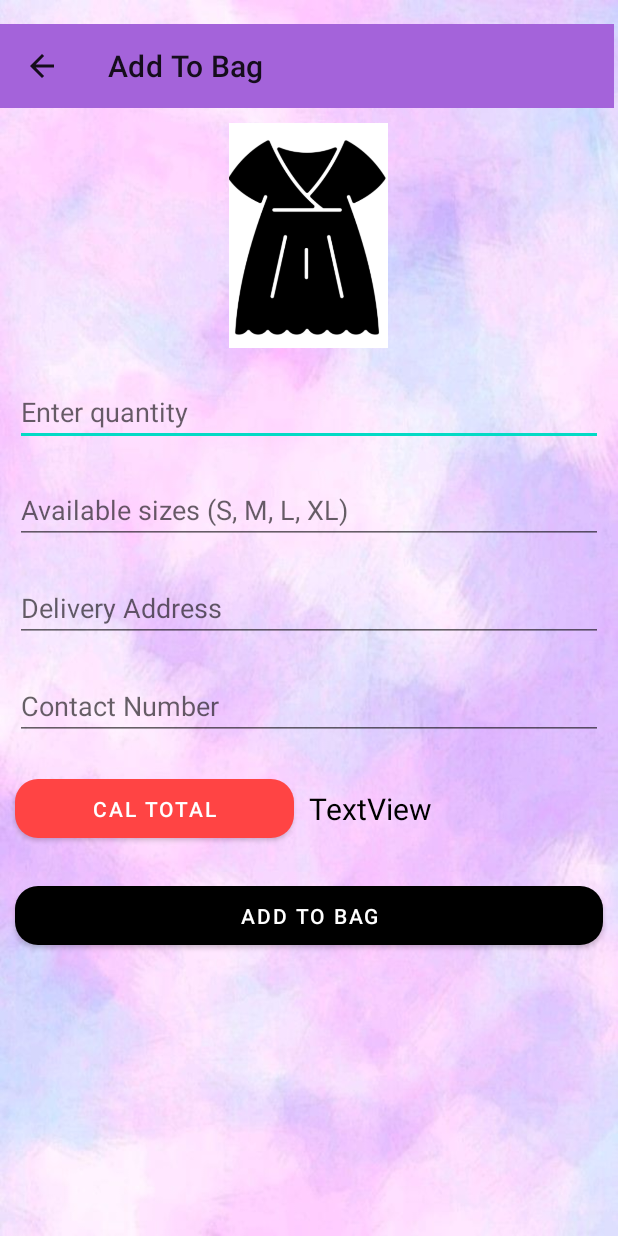
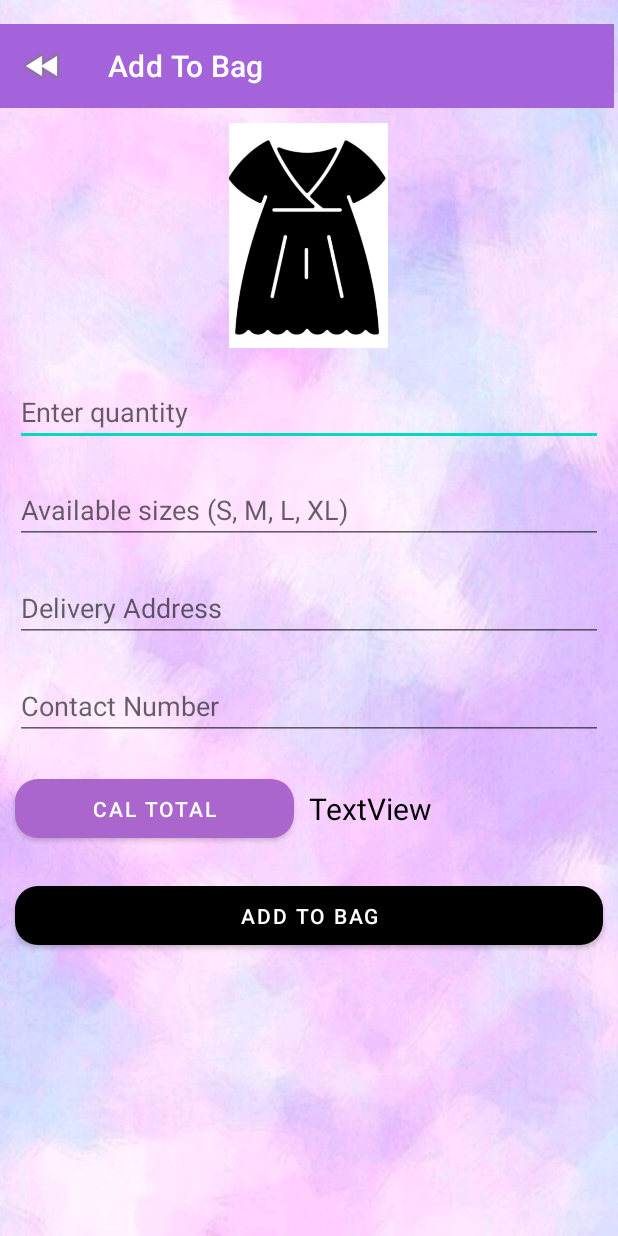
Before and after one commit to HelaniL/DressHub, an Android app: the screen it shows after launch (AddtoCart), on a phone screen of 412 x 824 dp. Run offline under Robolectric (Android 15) with nearby library versions, the phone set to English and light mode, and no system bars; our stand-ins replace Firebase (no records; nobody signed in at launch, a user with empty details on screens opened directly), Picasso; Roboto replaces fonts that are not available here.

Commit message:
update texts

```diff
--- a/app/src/main/res/layout/activity_addto_cart.xml
+++ b/app/src/main/res/layout/activity_addto_cart.xml
@@ -16,6 +16,7 @@
             android:layout_width="match_parent"
             android:layout_height="wrap_content"
             android:orientation="vertical" >
+
             <androidx.appcompat.widget.Toolbar
                 android:id="@+id/addtocarttoolbar"
                 android:layout_width="409dp"
@@ -27,8 +28,9 @@
                 app:layout_constraintEnd_toEndOf="parent"
                 app:layout_constraintStart_toStartOf="parent"
                 app:layout_constraintTop_toTopOf="parent"
-                app:navigationIcon="?attr/actionModeCloseDrawable"
-                app:title="@string/AddtocartToolbar" />
+                app:navigationIcon="@android:drawable/ic_media_rew"
+                app:title="@string/AddtocartToolbar"
+                app:titleTextColor="@color/white" />
 
             <ImageView
                 android:id="@+id/producttimage"
@@ -97,7 +99,7 @@
                         android:padding="10dp"
                         android:text="Cal Total"
                         android:textColor="#ffffff"
-                        app:backgroundTint="@android:color/holo_red_light"
+                        app:backgroundTint="@android:color/holo_purple"
                         app:cornerRadius="15dp" />
                 </LinearLayout>
 
--- a/app/src/main/res/layout/activity_customer_home.xml
+++ b/app/src/main/res/layout/activity_customer_home.xml
@@ -19,8 +19,9 @@
         app:layout_constraintEnd_toEndOf="parent"
         app:layout_constraintStart_toStartOf="parent"
         app:layout_constraintTop_toTopOf="parent"
-        app:navigationIcon="?attr/actionModeCloseDrawable"
-        app:title="@string/CustomerhomeToolbar" />
+        app:navigationIcon="@android:drawable/ic_media_rew"
+        app:title="@string/CustomerhomeToolbar"
+        app:titleTextColor="@color/white" />
 
 
     <TextView
--- a/app/src/main/res/layout/custom_bagitem_list.xml
+++ b/app/src/main/res/layout/custom_bagitem_list.xml
@@ -17,8 +17,9 @@
         app:layout_constraintEnd_toEndOf="parent"
         app:layout_constraintStart_toStartOf="parent"
         app:layout_constraintTop_toTopOf="parent"
-        app:navigationIcon="?attr/actionModeCloseDrawable"
-        app:title="@string/BagitemlistToolbar" />
+        app:navigationIcon="@android:drawable/ic_media_rew"
+        app:title="@string/BagitemlistToolbar"
+        app:titleTextColor="@color/white" />
 
     <LinearLayout
         android:layout_width="match_parent"
```
Also changed, not shown: app/src/main/res/layout/custom_bagitems_update.xml (+5 -3 lines).
